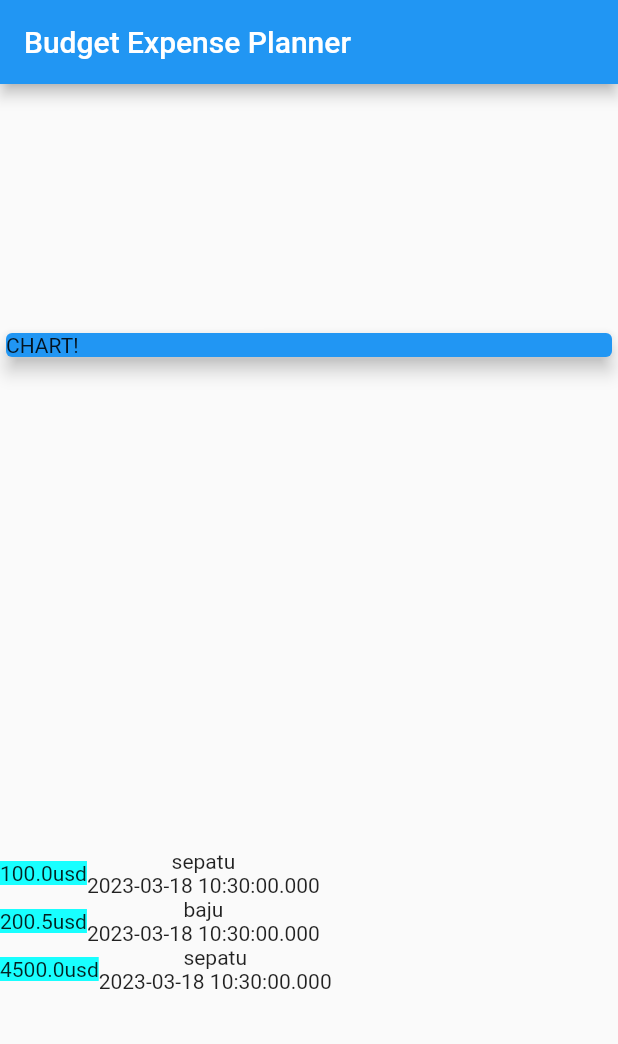
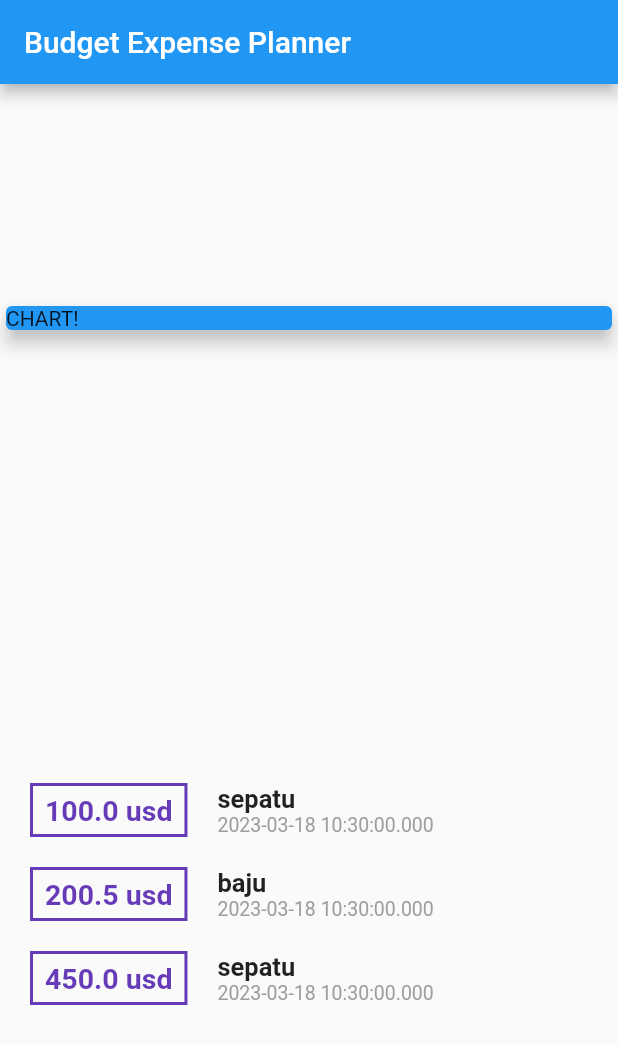
Before and after one commit to EmpalGentong/Expense-Planner_Flutter-Mobile, a Flutter app: the screen it shows after launch, on a phone screen of 412 x 824 dp. Shown: the top 1044 px of the screen. Run offline on Flutter 3.47's test engine with Material 2 defaults, Android fonts, the phone set to English and light mode, and no system bars.

Commit message:
basic styling for the transaction

```diff
--- a/lib/main.dart
+++ b/lib/main.dart
@@ -35,7 +35,7 @@ class _MyHomePageState extends State<MyHomePage> {
   final List<Transaction> transactions = [
     Transaction(id: 't1', title: 'sepatu', amount: 100, date: DateTime.now()),
     Transaction(id: 't2', title: 'baju', amount: 200.50, date: DateTime.now()),
-    Transaction(id: 't3', title: 'sepatu', amount: 4500, date: DateTime.now()),
+    Transaction(id: 't3', title: 'sepatu', amount: 450, date: DateTime.now()),
   ];
 
   @override
@@ -60,11 +60,29 @@ class _MyHomePageState extends State<MyHomePage> {
               return Row(
                 children: [
                   Container(
-                    color: Colors.cyanAccent,
-                    child: Text("${tx.amount}usd"),
+                    margin: EdgeInsets.symmetric(vertical: 10, horizontal: 20),
+                    padding: EdgeInsets.symmetric(vertical: 5, horizontal: 8),
+                    decoration: BoxDecoration(
+                        border: Border.all(color: Colors.deepPurple, width: 2)),
+                    child: Text("${tx.amount} usd",
+                        style: TextStyle(
+                            fontWeight: FontWeight.bold,
+                            fontSize: 19,
+                            color: Colors.deepPurple)),
                   ),
                   Column(
-                    children: [Text(tx.title), Text(tx.date.toString())],
+                    crossAxisAlignment: CrossAxisAlignment.start,
+                    children: [
+                      Text(
+                        tx.title,
+                        style: TextStyle(
+                            fontWeight: FontWeight.bold, fontSize: 17),
+                      ),
+                      Text(
+                        tx.date.toString(),
+                        style: TextStyle(fontSize: 13, color: Colors.grey),
+                      )
+                    ],
                   )
                 ],
               );
```
